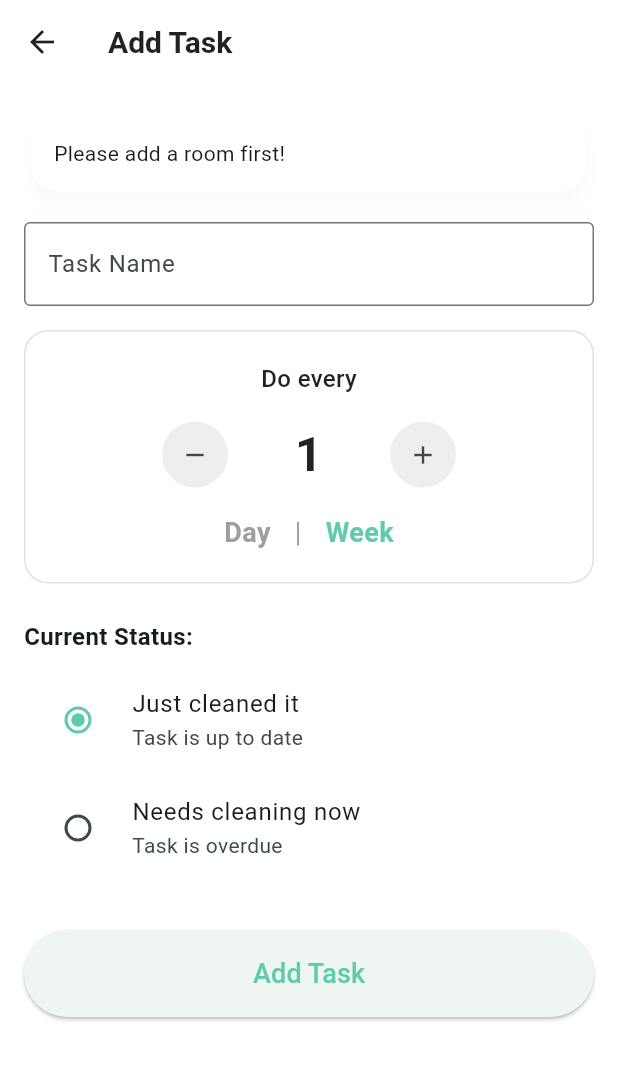
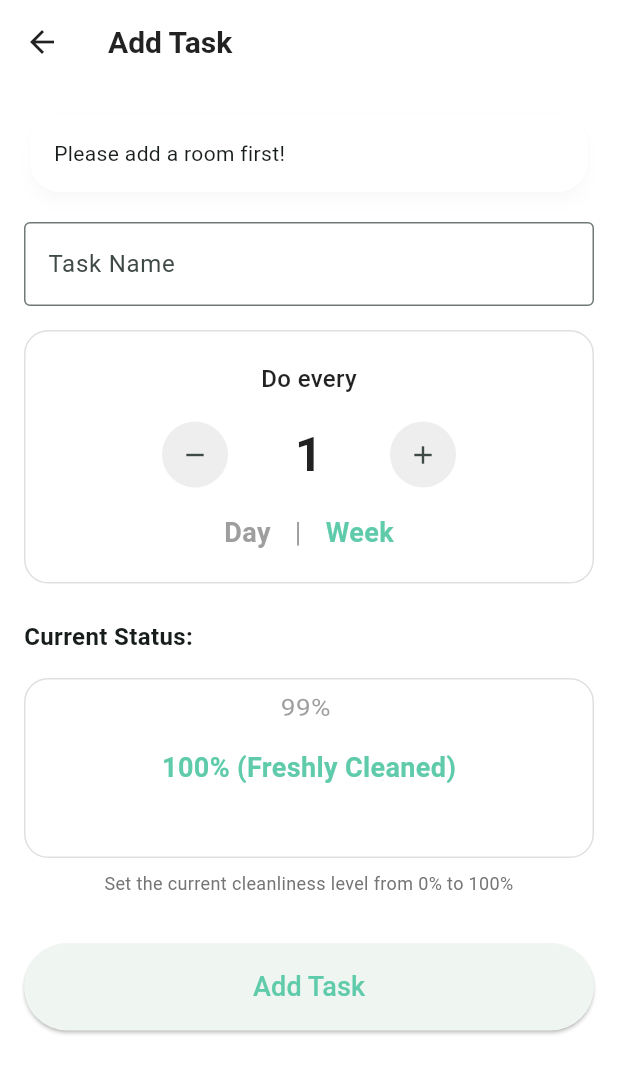
Before and after one commit to alexlamb10/cleaning_tracker, a Flutter app: the AddTaskScreen screen opened directly, on a phone screen of 412 x 824 dp. Shown: the top 1073 px of the screen. Run offline on Flutter 3.47's test engine with Material 3 defaults, Android fonts, the phone set to English and light mode, and no system bars; our stand-ins replace shared_preferences, supabase_flutter; missing offline and left inert: dart:js; accounts and stored records are empty.

Commit message:
UI Polish: Add status scroll wheel and update branding metadata

```diff
--- a/lib/screens/add_task_screen.dart
+++ b/lib/screens/add_task_screen.dart
@@ -19,7 +19,7 @@ class _AddTaskScreenState extends State<AddTaskScreen> {
 
   FrequencyUnit _frequencyUnit = FrequencyUnit.weeks;
   String? _selectedRoomId;
-  bool _justCleaned = true;
+  int _initialCleanliness = 100; // 0 to 100 percent
 
   @override
   void initState() {
@@ -219,28 +219,52 @@ class _AddTaskScreenState extends State<AddTaskScreen> {
               'Current Status:',
               style: TextStyle(fontSize: 16, fontWeight: FontWeight.bold),
             ),
+            const SizedBox(height: 16),
+            Center(
+              child: Container(
+                height: 120,
+                width: double.infinity,
+                decoration: BoxDecoration(
+                  color: Colors.white,
+                  borderRadius: BorderRadius.circular(16),
+                  border: Border.all(color: Colors.grey[300]!),
+                ),
+                child: ListWheelScrollView.useDelegate(
+                  itemExtent: 40,
+                  physics: const FixedExtentScrollPhysics(),
+                  controller: FixedExtentScrollController(initialItem: 100),
+                  onSelectedItemChanged: (index) {
+                    setState(() {
+                      // Index 0 = 0%, Index 100 = 100%
+                      // Clamped to 0-100 just in case
+                      _initialCleanliness = index.clamp(0, 100);
+                    });
+                  },
+                  childDelegate: ListWheelChildBuilderDelegate(
+                    builder: (context, index) {
+                      if (index < 0 || index > 100) return null;
+                      final isSelected = _initialCleanliness == index;
+                      return Center(
+                        child: Text(
+                          '$index% ${index == 100 ? "(Freshly Cleaned)" : index == 0 ? "(Needs Cleaning)" : ""}',
+                          style: TextStyle(
+                            fontSize: 18,
+                            fontWeight: isSelected ? FontWeight.bold : FontWeight.normal,
+                            color: isSelected ? const Color(0xFF5FCBAA) : Colors.grey,
+                          ),
+                        ),
+                      );
+                    },
+                    childCount: 101,
+                  ),
+                ),
+              ),
+            ),
             const SizedBox(height: 8),
-            RadioListTile<bool>(
-              title: const Text('Just cleaned it'),
-              subtitle: const Text('Task is up to date'),
-              value: true,
-              groupValue: _justCleaned,
-              onChanged: (value) {
-                setState(() {
-                  _justCleaned = value!;
-                });
-              },
-            ),
-            RadioListTile<bool>(
-              title: const Text('Needs cleaning now'),
-              subtitle: const Text('Task is overdue'),
-              value: false,
-              groupValue: _justCleaned,
-              onChanged: (value) {
-                setState(() {
-                  _justCleaned = value!;
-                });
-              },
+            Text(
+              'Set the current cleanliness level from 0% to 100%',
+              textAlign: TextAlign.center,
+              style: TextStyle(color: Colors.grey[600], fontSize: 12),
             ),
             const SizedBox(height: 32),
             ElevatedButton(
@@ -252,7 +276,7 @@ class _AddTaskScreenState extends State<AddTaskScreen> {
                     roomId: _selectedRoomId!,
                     frequencyValue: int.parse(_frequencyController.text),
                     frequencyUnit: _frequencyUnit,
-                    justCleaned: _justCleaned,
+                    initialCleanliness: _initialCleanliness / 100.0,
                   );
                   if (context.mounted) {
                     Navigator.pop(context);
```
Also changed, not shown: lib/services/data_service.dart (+7 -4 lines), 2 other files.
